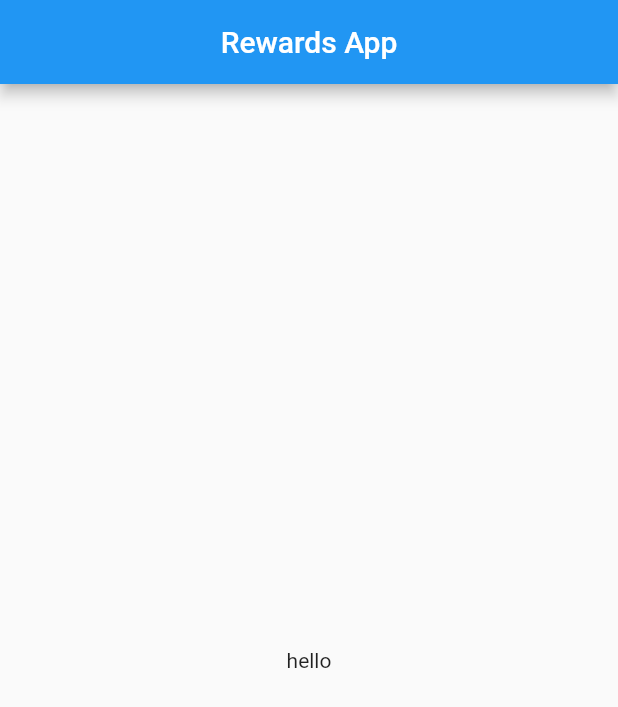
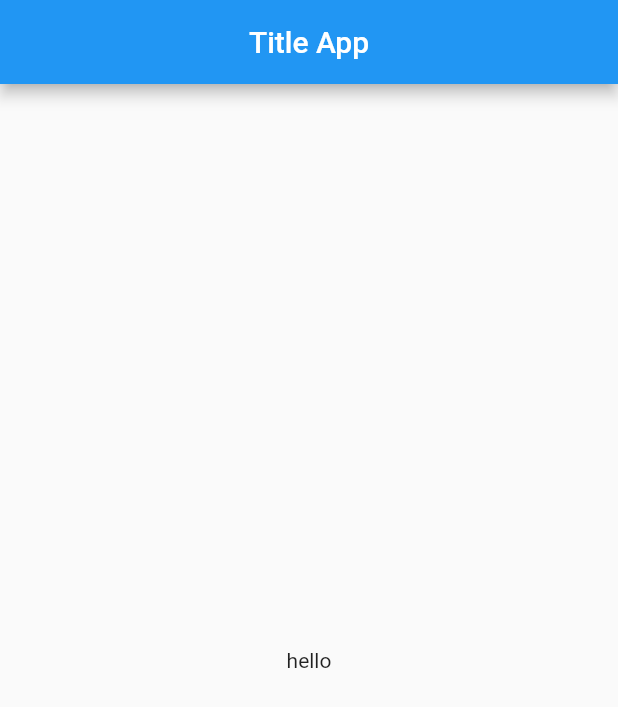
Before and after one commit to Aerotheory/Flutter-Apps, a Flutter app: the screen it shows after launch, on a phone screen of 412 x 824 dp. Shown: the top 707 px of the screen. Run offline on Flutter 3.47's test engine with Material 2 defaults, Android fonts, the phone set to English and light mode, and no system bars.

Commit message:
change texted

```diff
--- a/futter_starter/lib/main.dart
+++ b/futter_starter/lib/main.dart
@@ -10,7 +10,7 @@ class MyApp extends StatelessWidget {
   @override
   Widget build(BuildContext context) {
     return MaterialApp(
-      title: 'Rewards App',
+      title: 'Re-title App',
       debugShowCheckedModeBanner: false,
       theme: ThemeData(
         primarySwatch: Colors.blue,
@@ -18,7 +18,7 @@ class MyApp extends StatelessWidget {
       home: Scaffold(
         appBar: AppBar(
           centerTitle: true,
-          title: const Text('Rewards App'),
+          title: const Text('Title App'),
         ),
         body: const Center(
           child: Text('hello'),
```
